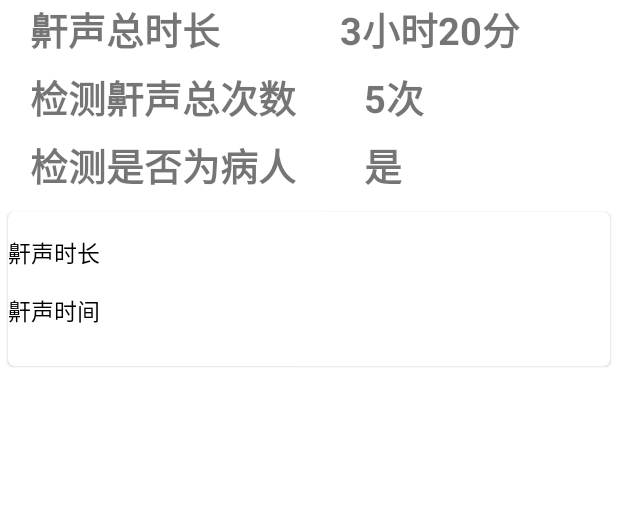
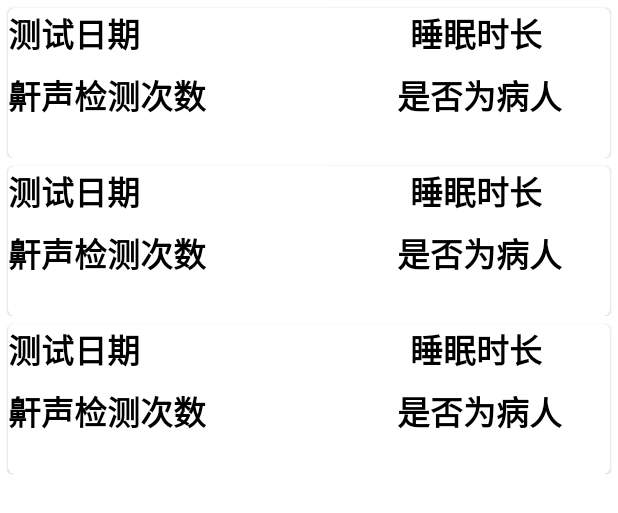
Before and after one commit to CoelisMyName/SRP-Project, an Android app: the layout fragment_reporting.xml on its own in the app's theme, with its tools: preview values and no code run, on a phone screen of 412 x 824 dp. Shown: the top 513 px of the screen. Run offline under Robolectric (Android 15) with nearby library versions, the phone set to English and light mode, and no system bars.

Commit message:
ui_update

```diff
--- a/app/src/main/res/layout/fragment_reporting.xml
+++ b/app/src/main/res/layout/fragment_reporting.xml
@@ -5,90 +5,11 @@
     xmlns:tools="http://schemas.android.com/tools"
     xmlns:app="http://schemas.android.com/apk/res-auto">
 
-    <androidx.constraintlayout.widget.ConstraintLayout
+    <androidx.recyclerview.widget.RecyclerView
         android:layout_width="match_parent"
         android:layout_height="wrap_content"
         app:layout_constraintTop_toTopOf="parent"
-        android:id="@+id/info">
-
-        <LinearLayout
-            android:layout_width="match_parent"
-            android:layout_height="45dp"
-            app:layout_constraintTop_toTopOf="@id/info"
-            android:id="@+id/total_time">
-
-            <TextView
-                android:layout_width="wrap_content"
-                android:layout_height="wrap_content"
-                android:text="鼾声总时长"
-                android:layout_marginStart="20dp"
-                android:textSize="25sp"
-                android:textStyle="bold"/>
-
-            <TextView
-                android:layout_width="wrap_content"
-                android:layout_height="wrap_content"
-                android:text="3小时20分"
-                android:layout_marginStart="80dp"
-                android:textSize="25sp"
-                android:textStyle="bold"/>
-
-        </LinearLayout>
-
-        <LinearLayout
-            android:layout_width="match_parent"
-            android:layout_height="45dp"
-            app:layout_constraintTop_toBottomOf="@id/total_times">
-
-            <TextView
-                android:layout_width="wrap_content"
-                android:layout_height="wrap_content"
-                android:text="检测是否为病人"
-                android:layout_marginStart="20dp"
-                android:textSize="25sp"
-                android:textStyle="bold"/>
-
-            <TextView
-                android:layout_width="wrap_content"
-                android:layout_height="wrap_content"
-                android:text="是"
-                android:layout_marginStart="45dp"
-                android:textSize="25sp"
-                android:textStyle="bold"/>
-
-        </LinearLayout>
-
-        <LinearLayout
-            android:layout_width="match_parent"
-            android:layout_height="45dp"
-            app:layout_constraintTop_toBottomOf="@id/total_time"
-            android:id="@+id/total_times">
-
-            <TextView
-                android:layout_width="wrap_content"
-                android:layout_height="wrap_content"
-                android:text="检测鼾声总次数"
-                android:layout_marginStart="20dp"
-                android:textSize="25sp"
-                android:textStyle="bold"/>
-
-            <TextView
-                android:layout_width="wrap_content"
-                android:layout_height="wrap_content"
-                android:text="5次"
-                android:layout_marginStart="45dp"
-                android:textSize="25sp"
-                android:textStyle="bold"/>
-
-        </LinearLayout>
-
-    </androidx.constraintlayout.widget.ConstraintLayout>
-
-    <androidx.recyclerview.widget.RecyclerView
-        android:layout_width="match_parent"
-        android:layout_height="wrap_content"
-        tools:listitem="@layout/item_snore"
-        android:id="@+id/recycler"
-        app:layout_constraintTop_toBottomOf="@id/info" />
+        tools:listitem="@layout/item_report"
+        android:id="@+id/recycler" />
 
 </androidx.constraintlayout.widget.ConstraintLayout>
--- a/app/src/main/res/layout/item_report.xml
+++ b/app/src/main/res/layout/item_report.xml
@@ -15,13 +15,14 @@
 
         <androidx.constraintlayout.widget.ConstraintLayout
             android:layout_width="match_parent"
-            android:layout_height="wrap_content">
+            android:layout_height="wrap_content"
+            android:layout_marginBottom="25dp">
 
             <TextView
                 android:id="@+id/date"
                 android:layout_width="wrap_content"
                 android:layout_height="wrap_content"
-                android:text="2020"
+                android:text="测试日期"
                 android:textColor="@color/black"
                 android:textSize="22sp"
                 android:textStyle="bold"
@@ -32,14 +33,40 @@
                 android:id="@+id/duration"
                 android:layout_width="wrap_content"
                 android:layout_height="wrap_content"
-                android:text="2020"
+                android:text="睡眠时长"
                 android:textColor="@color/black"
                 android:textSize="22sp"
                 android:textStyle="bold"
                 app:layout_constraintEnd_toEndOf="parent"
+                app:layout_constraintStart_toEndOf="@id/date"
+                app:layout_constraintTop_toTopOf="parent"
+                app:layout_constraintHorizontal_bias="0.8"/>
+
+            <TextView
+                android:id="@+id/times"
+                android:layout_width="wrap_content"
+                android:layout_height="wrap_content"
+                android:text="鼾声检测次数"
+                android:textColor="@color/black"
+                android:textSize="22sp"
+                android:textStyle="bold"
+                app:layout_constraintStart_toStartOf="parent"
+                app:layout_constraintTop_toBottomOf="@id/date"
+                android:layout_marginTop="8dp"/>
+
+            <TextView
+                android:id="@+id/weak"
+                android:layout_width="wrap_content"
+                android:layout_height="wrap_content"
+                android:text="是否为病人"
+                android:textColor="@color/black"
+                android:textSize="22sp"
+                android:textStyle="bold"
+                app:layout_constraintEnd_toEndOf="parent"
+                app:layout_constraintStart_toEndOf="@id/times"
+                app:layout_constraintTop_toBottomOf="@id/duration"
                 app:layout_constraintHorizontal_bias="0.8"
-                app:layout_constraintStart_toEndOf="@id/date"
-                app:layout_constraintTop_toTopOf="parent" />
+                android:layout_marginTop="8dp"/>
 
         </androidx.constraintlayout.widget.ConstraintLayout>
 
```
